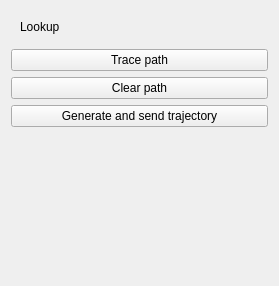
First picture: the form in TrajectoryGenerator/RobotTrajectoryGenerator/Resources/UI/RobotTrajectoryGenerator.ui, repository LauraConnolly/RobotTrajectoryTrace, before the edit.
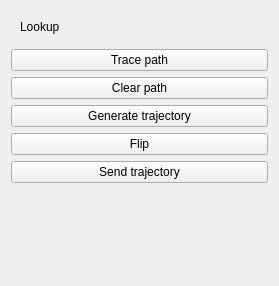
Second picture: the form after the edit. Custom widgets are drawn as their Qt base class.

Commit message: Commit trajectory generation before switching to grabbing the transform from Tf.

```diff
--- a/TrajectoryGenerator/RobotTrajectoryGenerator/Resources/UI/RobotTrajectoryGenerator.ui
+++ b/TrajectoryGenerator/RobotTrajectoryGenerator/Resources/UI/RobotTrajectoryGenerator.ui
@@ -68,7 +68,21 @@
    <item>
     <widget class="QPushButton" name="generateTrajectoryButton">
      <property name="text">
-      <string>Generate and send trajectory</string>
+      <string>Generate trajectory</string>
+     </property>
+    </widget>
+   </item>
+   <item>
+    <widget class="QPushButton" name="flipButton">
+     <property name="text">
+      <string>Flip</string>
+     </property>
+    </widget>
+   </item>
+   <item>
+    <widget class="QPushButton" name="sendPoseArrayButton">
+     <property name="text">
+      <string>Send trajectory</string>
      </property>
     </widget>
    </item>
```
The commit also changes 1 other file.
